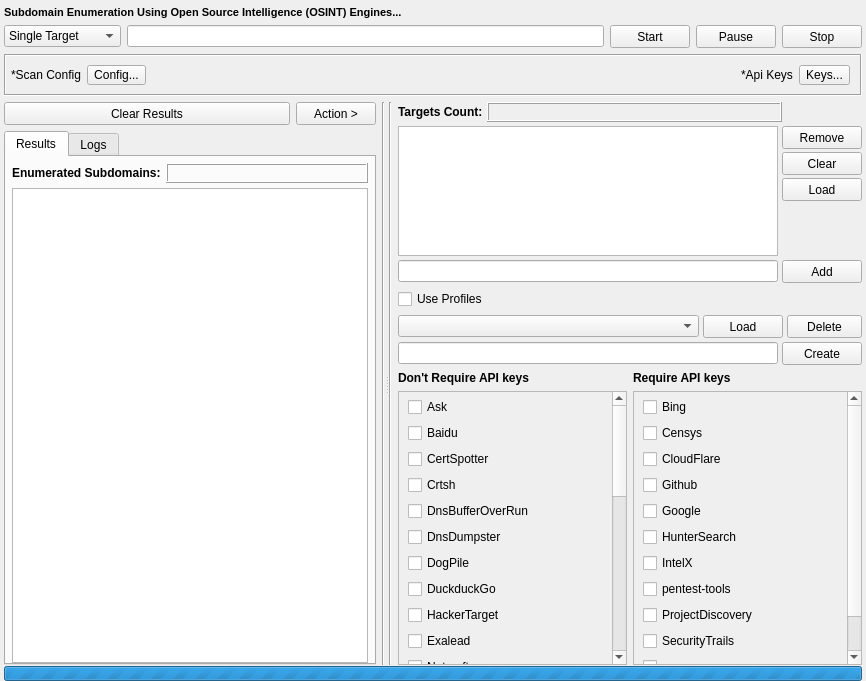
Above: gui/src/engines/osint/Osint.ui from 3nock/OTE before the change. Below: the same form after it.
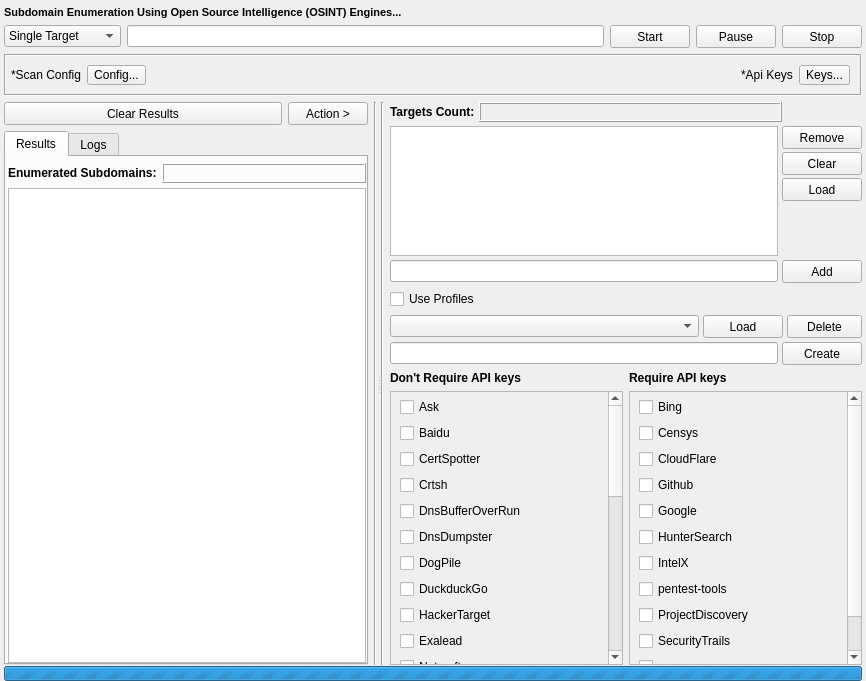
That is the form after the change.

Diff of the .ui file:
```diff
--- a/gui/src/engines/osint/Osint.ui
+++ b/gui/src/engines/osint/Osint.ui
@@ -357,13 +357,13 @@
                 <number>5</number>
                </property>
                <property name="leftMargin">
-                <number>6</number>
+                <number>2</number>
                </property>
                <property name="topMargin">
                 <number>6</number>
                </property>
                <property name="rightMargin">
-                <number>6</number>
+                <number>0</number>
                </property>
                <property name="bottomMargin">
                 <number>0</number>
```
Left out of the diff: 17 changed lines with no effect on the pictures.
